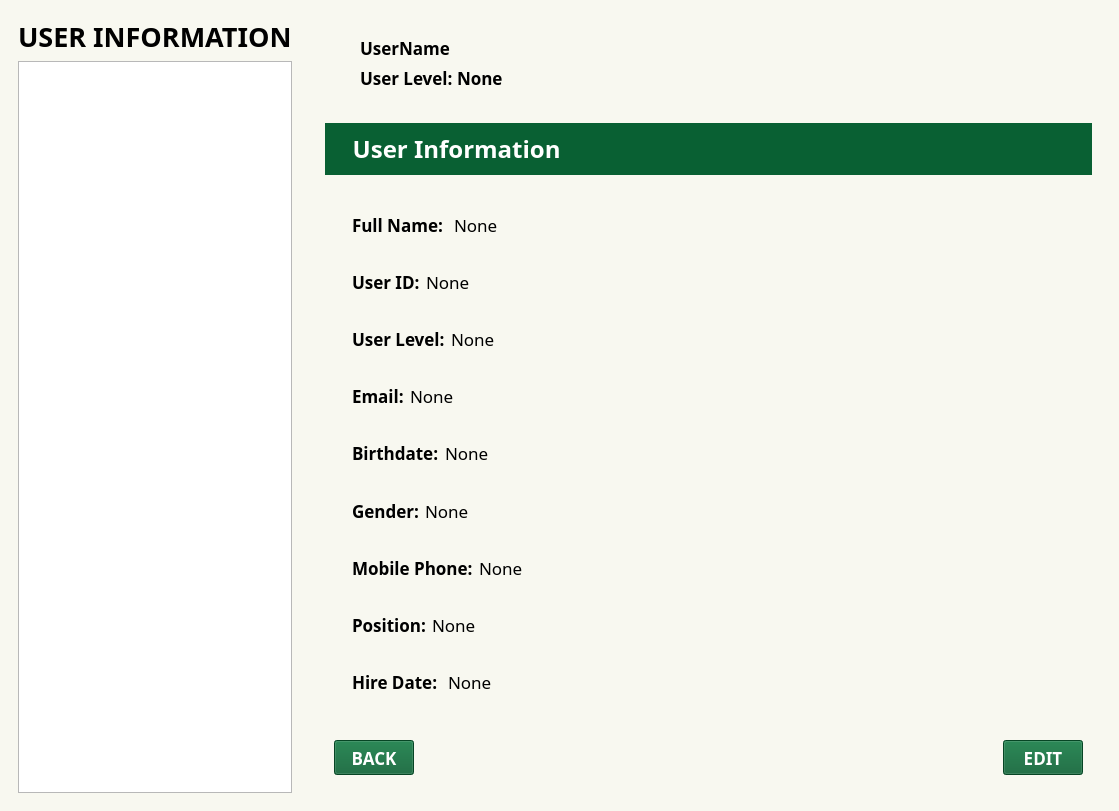
This is Screens/MainMenuScreens/Security/User_Information.ui in Bideiro/Ranil_project_py as Qt 5 draws it before an edit. The edited form follows.
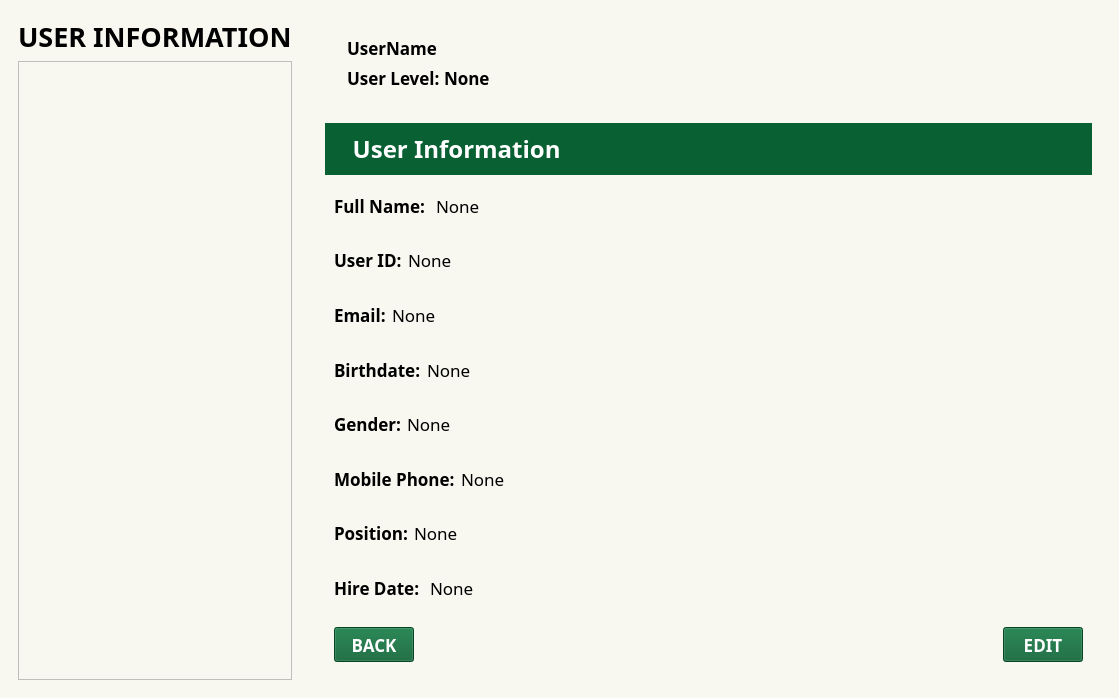
This is the edited form. Icons and pictures are not drawn.

Patch:
```diff
--- a/Screens/MainMenuScreens/Security/User_Information.ui
+++ b/Screens/MainMenuScreens/Security/User_Information.ui
@@ -6,8 +6,8 @@
    <rect>
     <x>0</x>
     <y>0</y>
-    <width>1063</width>
-    <height>811</height>
+    <width>1101</width>
+    <height>698</height>
    </rect>
   </property>
   <property name="windowTitle">
@@ -15,8 +15,8 @@
   </property>
   <widget class="QWidget" name="centralwidget">
    <property name="styleSheet">
-    <string notr="true">#centralwidget{
-background-color: #F8F8F0
+    <string notr="true">#centralwidget, #accountList{
+background-color: #F8F8F0;
 }</string>
    </property>
    <layout class="QGridLayout" name="gridLayout">
@@ -29,7 +29,6 @@
           <font>
            <family>DM Sans</family>
            <pointsize>20</pointsize>
-           <weight>75</weight>
            <italic>false</italic>
            <bold>true</bold>
           </font>
@@ -47,6 +46,12 @@
            <pointsize>13</pointsize>
           </font>
          </property>
+         <property name="editTriggers">
+          <set>QAbstractItemView::NoEditTriggers</set>
+         </property>
+         <property name="alternatingRowColors">
+          <bool>true</bool>
+         </property>
         </widget>
        </item>
       </layout>
@@ -71,19 +76,6 @@
           </sizepolicy>
          </property>
          <layout class="QHBoxLayout" name="horizontalLayout_17">
-          <item>
-           <widget class="QLabel" name="label_16">
-            <property name="text">
-             <string/>
-            </property>
-            <property name="pixmap">
-             <pixmap>../../../../../../../../Downloads/ICONS/profile.png</pixmap>
-            </property>
-            <property name="scaledContents">
-             <bool>true</bool>
-            </property>
-           </widget>
-          </item>
           <item>
            <widget class="QLabel" name="CUIcon_L">
             <property name="sizePolicy">
@@ -113,12 +105,11 @@
            <widget class="QWidget" name="widget_25" native="true">
             <layout class="QVBoxLayout" name="verticalLayout_5">
              <item>
-              <widget class="QLabel" name="CUName_L">
+              <widget class="QLabel" name="UName_L">
                <property name="font">
                 <font>
                  <family>DM Sans</family>
                  <pointsize>13</pointsize>
-                 <weight>75</weight>
                  <bold>true</bold>
                 </font>
                </property>
@@ -151,7 +142,6 @@
                    <font>
                     <family>DM Sans</family>
                     <pointsize>13</pointsize>
-                    <weight>75</weight>
                     <bold>true</bold>
                    </font>
                   </property>
@@ -161,12 +151,11 @@
                  </widget>
                 </item>
                 <item>
-                 <widget class="QLabel" name="CULevel_L">
+                 <widget class="QLabel" name="ULevel_L">
                   <property name="font">
                    <font>
                     <family>DM Sans</family>
                     <pointsize>13</pointsize>
-                    <weight>75</weight>
                     <bold>true</bold>
                    </font>
                   </property>
@@ -218,7 +207,6 @@
                 <font>
                  <family>DM Sans</family>
                  <pointsize>18</pointsize>
-                 <weight>75</weight>
                  <italic>false</italic>
                  <bold>true</bold>
                 </font>
@@ -235,15 +223,6 @@
            </widget>
           </item>
           <item>
-           <widget class="QWidget" name="widget_14" native="true">
-            <layout class="QHBoxLayout" name="horizontalLayout_12">
-             <item>
-              <widget class="QWidget" name="widget_15" native="true">
-               <property name="styleSheet">
-                <string notr="true"/>
-               </property>
-               <layout class="QVBoxLayout" name="verticalLayout_8">
-                <item>
                  <widget class="QWidget" name="widget_16" native="true">
                   <layout class="QHBoxLayout" name="horizontalLayout_7">
                    <item>
@@ -252,7 +231,6 @@
                       <font>
                        <family>DM Sans</family>
                        <pointsize>13</pointsize>
-                       <weight>75</weight>
                        <bold>true</bold>
                       </font>
                      </property>
@@ -299,7 +277,6 @@
                       <font>
                        <family>DM Sans</family>
                        <pointsize>13</pointsize>
-                       <weight>75</weight>
                        <bold>true</bold>
                       </font>
                      </property>
@@ -337,53 +314,6 @@
                   </layout>
                  </widget>
                 </item>
-                <item>
-                 <widget class="QWidget" name="widget_17" native="true">
-                  <layout class="QHBoxLayout" name="horizontalLayout_8">
-                   <item>
-                    <widget class="QLabel" name="label_24">
-                     <property name="font">
-                      <font>
-                       <family>DM Sans</family>
-                       <pointsize>13</pointsize>
-                       <weight>75</weight>
-                       <bold>true</bold>
-                      </font>
-                     </property>
-                     <property name="text">
-                      <string>User Level:</string>
-                     </property>
-                    </widget>
-                   </item>
-                   <item>
-                    <widget class="QLabel" name="ULevel_L">
-                     <property name="font">
-                      <font>
-                       <family>DM Sans</family>
-                       <pointsize>13</pointsize>
-                      </font>
-                     </property>
-                     <property name="text">
-                      <string>None</string>
-                     </property>
-                    </widget>
-                   </item>
-                   <item>
-                    <spacer name="horizontalSpacer_5">
-                     <property name="orientation">
-                      <enum>Qt::Horizontal</enum>
-                     </property>
-                     <property name="sizeHint" stdset="0">
-                      <size>
-                       <width>343</width>
-                       <height>20</height>
-                      </size>
-                     </property>
-                    </spacer>
-                   </item>
-                  </layout>
-                 </widget>
-                </item>
                 <item>
                  <widget class="QWidget" name="widget_18" native="true">
                   <layout class="QHBoxLayout" name="horizontalLayout_9">
@@ -393,7 +323,6 @@
                       <font>
                        <family>DM Sans</family>
                        <pointsize>13</pointsize>
-                       <weight>75</weight>
                        <bold>true</bold>
                       </font>
                      </property>
@@ -440,7 +369,6 @@
                       <font>
                        <family>DM Sans</family>
                        <pointsize>13</pointsize>
-                       <weight>75</weight>
                        <bold>true</bold>
                       </font>
                      </property>
@@ -487,7 +415,6 @@
                       <font>
                        <family>DM Sans</family>
                        <pointsize>13</pointsize>
-                       <weight>75</weight>
                        <bold>true</bold>
                       </font>
                      </property>
@@ -534,7 +461,6 @@
                       <font>
                        <family>DM Sans</family>
                        <pointsize>13</pointsize>
-                       <weight>75</weight>
                        <bold>true</bold>
                       </font>
                      </property>
@@ -581,7 +507,6 @@
                       <font>
                        <family>DM Sans</family>
                        <pointsize>13</pointsize>
-                       <weight>75</weight>
                        <bold>true</bold>
                       </font>
                      </property>
@@ -628,7 +553,6 @@
                       <font>
                        <family>DM Sans</family>
                        <pointsize>13</pointsize>
-                       <weight>75</weight>
                        <bold>true</bold>
                       </font>
                      </property>
@@ -666,12 +590,6 @@
                   </layout>
                  </widget>
                 </item>
-               </layout>
-              </widget>
-             </item>
-            </layout>
-           </widget>
-          </item>
           <item>
            <widget class="QWidget" name="widget_24" native="true">
             <property name="sizePolicy">
@@ -699,7 +617,6 @@
                 <font>
                  <family>DM Sans</family>
                  <pointsize>13</pointsize>
-                 <weight>75</weight>
                  <bold>true</bold>
                 </font>
                </property>
@@ -738,7 +655,6 @@
                 <font>
                  <family>DM Sans</family>
                  <pointsize>13</pointsize>
-                 <weight>75</weight>
                  <bold>true</bold>
                 </font>
                </property>
```
Lines whose indentation alone changed are shown as unchanged.
